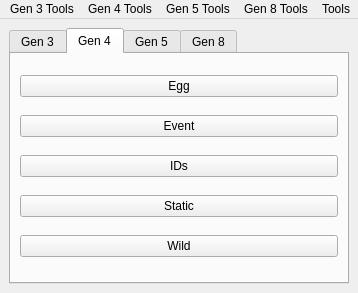
Above: Source/Form/MainWindow.ui from Admiral-Fish/PokeFinder before the change. Below: the same form after it.
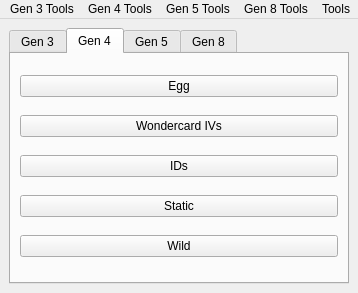
That is the form after the change. The open tabs and pages were chosen to show the change. Icons and pictures are not drawn.

Commit message: Rename button and window

Patch:
```diff
--- a/Source/Form/MainWindow.ui
+++ b/Source/Form/MainWindow.ui
@@ -99,7 +99,7 @@
         <item row="1" column="0">
          <widget class="QPushButton" name="pushButtonEvent4">
           <property name="text">
-           <string>Event</string>
+           <string>Wondercard IVs</string>
           </property>
          </widget>
         </item>
```
Left out of the diff: 2 changed lines with no effect on the pictures. The commit also changes 1 other file.
